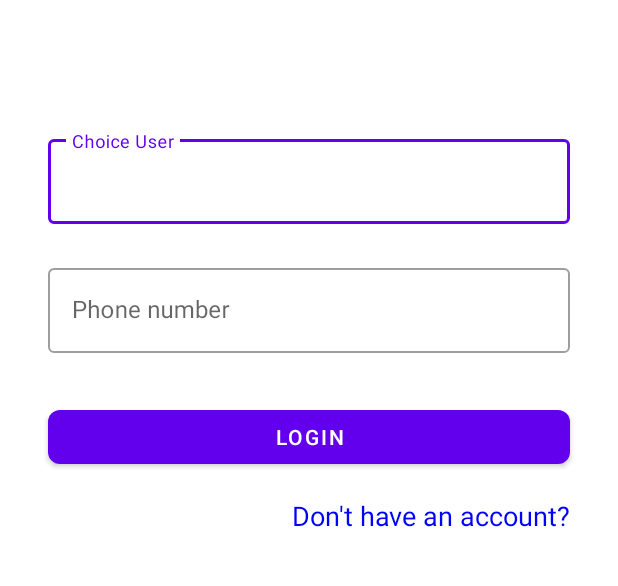
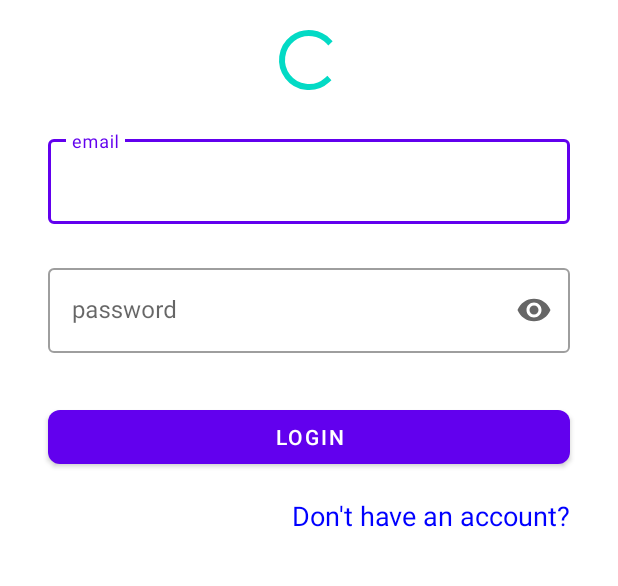
Before and after one commit to Femastia/binar-challenge-chapter7, an Android app: the layout activity_login.xml on its own in the app's theme, with its tools: preview values and no code run, on a phone screen of 412 x 824 dp, the part 309-895 px from its top. Run offline under Robolectric (Android 15) with nearby library versions, the phone set to English and light mode, and no system bars.

Commit message:
halam login selesai

```diff
--- a/app/src/main/AndroidManifest.xml
+++ b/app/src/main/AndroidManifest.xml
@@ -1,6 +1,8 @@
 <?xml version="1.0" encoding="utf-8"?>
 <manifest xmlns:android="http://schemas.android.com/apk/res/android"
     package="com.ihsan.binarchallengechapter7">
+
+    <uses-permission android:name="android.permission.INTERNET"/>
 
     <application
         android:allowBackup="true"
--- a/app/src/main/res/layout/activity_login.xml
+++ b/app/src/main/res/layout/activity_login.xml
@@ -39,7 +39,7 @@
         android:layout_marginStart="32dp"
         android:layout_marginTop="32dp"
         android:layout_marginEnd="32dp"
-        android:hint="@string/hint_user_name"
+        android:hint="@string/hint_email"
         app:layout_constraintEnd_toEndOf="parent"
         app:layout_constraintStart_toStartOf="parent"
         app:layout_constraintTop_toBottomOf="@+id/textView">
@@ -59,16 +59,17 @@
         android:layout_marginStart="32dp"
         android:layout_marginTop="24dp"
         android:layout_marginEnd="32dp"
-        android:hint="@string/hint_phone_number"
-        app:endIconMode="clear_text"
+        android:hint="@string/hint_password"
+        app:endIconMode="password_toggle"
         app:layout_constraintEnd_toEndOf="parent"
         app:layout_constraintStart_toStartOf="parent"
         app:layout_constraintTop_toBottomOf="@+id/til_username">
 
         <com.google.android.material.textfield.TextInputEditText
-            android:id="@+id/edt_nohp"
+            android:id="@+id/edt_password"
             android:layout_width="match_parent"
             android:layout_height="wrap_content"
+            android:inputType="textPassword"
             android:singleLine="true" />
     </com.google.android.material.textfield.TextInputLayout>
 
@@ -102,4 +103,17 @@
         app:layout_constraintTop_toBottomOf="@+id/btn_login"
         app:layout_constraintVertical_bias="0.0" />
 
+    <ProgressBar
+        android:id="@+id/progress_Bar"
+        android:layout_width="wrap_content"
+        android:layout_height="wrap_content"
+        android:layout_marginTop="16dp"
+        android:visibility="gone"
+        app:layout_constraintBottom_toBottomOf="parent"
+        app:layout_constraintEnd_toEndOf="parent"
+        app:layout_constraintStart_toStartOf="parent"
+        app:layout_constraintTop_toBottomOf="@+id/imageView"
+        app:layout_constraintVertical_bias="0.0"
+        tools:visibility="visible" />
+
 </androidx.constraintlayout.widget.ConstraintLayout>
--- a/app/src/main/res/values/strings.xml
+++ b/app/src/main/res/values/strings.xml
@@ -1,6 +1,6 @@
 <resources>
     <string name="app_name">BinarChallengeChapter7</string>
-    <string name="hint_user_name">Choice User</string>
-    <string name="hint_phone_number">Phone number</string>
+    <string name="hint_email">email</string>
+    <string name="hint_password">password</string>
     <string name="login_don_t_have_an_account">Don\'t have an account?</string>
 </resources>
```
Also changed, not shown: app/build.gradle (+9 -0 lines), app/src/main/java/com/ihsan/binarchallengechapter7/LoginActivity.kt (+43 -3 lines), app/src/main/java/com/ihsan/binarchallengechapter7/model/BadRequestLogin.kt (added, +71 -0 lines), app/src/main/java/com/ihsan/binarchallengechapter7/model/ErrorsLogin.kt (added, +12 -0 lines), app/src/main/java/com/ihsan/binarchallengechapter7/model/SuccessLogin.kt (added, +27 -0 lines), app/src/main/java/com/ihsan/binarchallengechapter7/network/ApiClient.kt (added, +29 -0 lines), app/src/main/java/com/ihsan/binarchallengechapter7/network/ApiService.kt (added, +16 -0 lines), app/src/main/java/com/ihsan/binarchallengechapter7/viewmodel/MainViewModel.kt (added, +66 -0 lines).
